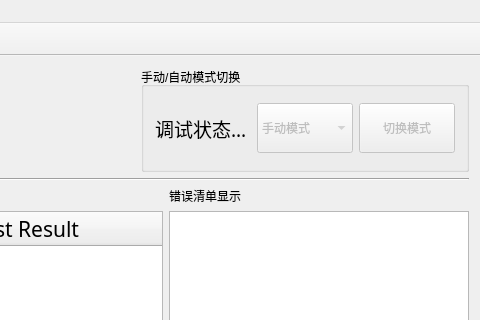
Before: the Qt Designer form ict_ur10.ui in eveningwyn/ICT_UR10, drawn with Qt 5; both pictures show x 722 to 1202 and y 0 to 320 of the 1202 by 600 pixel window.
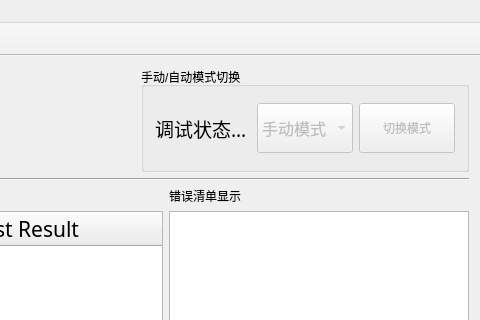
After: the same form once the commit is applied. Icons and pictures are not drawn.

Diff of the .ui file:
```diff
--- a/ict_ur10.ui
+++ b/ict_ur10.ui
@@ -918,6 +918,12 @@
            <height>50</height>
           </size>
          </property>
+         <property name="font">
+          <font>
+           <family>新宋体</family>
+           <pointsize>12</pointsize>
+          </font>
+         </property>
          <item>
           <property name="text">
            <string>手动模式</string>
```
